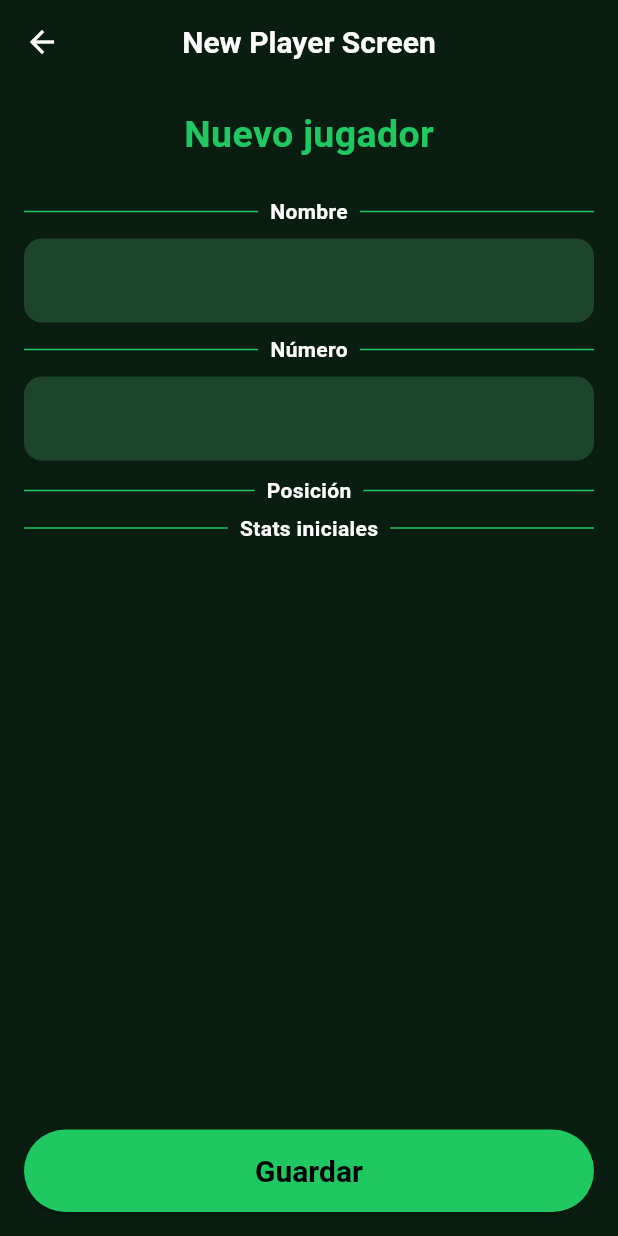
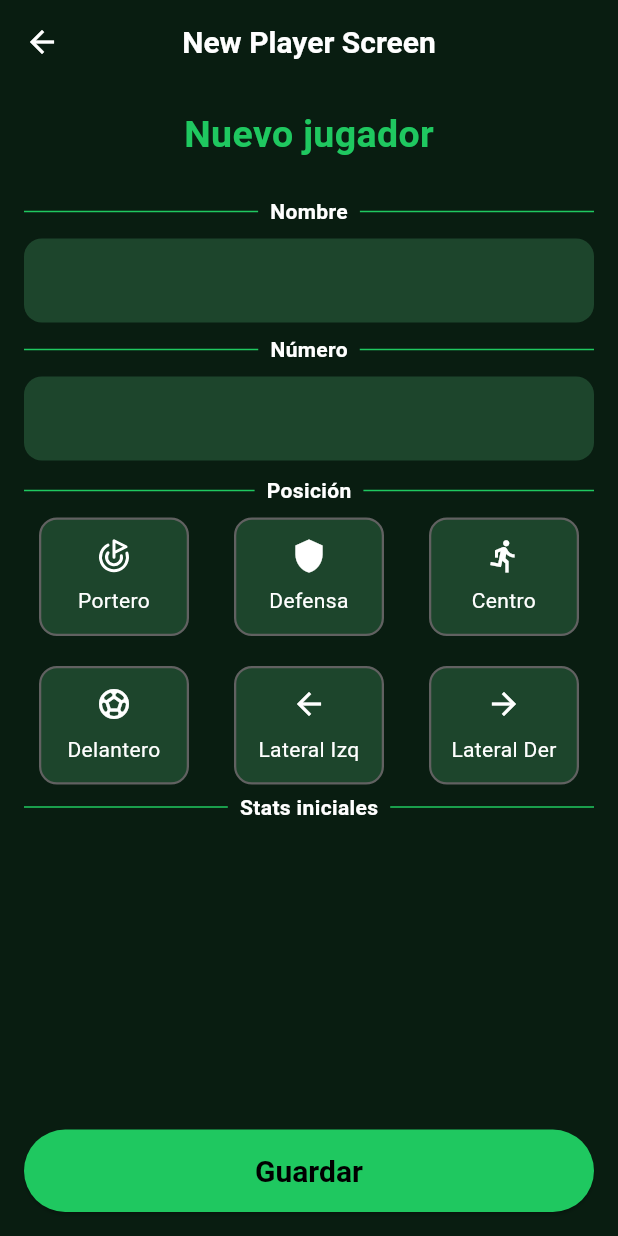
Before and after one commit to FranGonzalez7/football-project, a Flutter app: the PlayerScreen screen opened by its route, after a tap on the "add" icon, on a phone screen of 412 x 824 dp. Run offline on Flutter 3.47's test engine with Material 3 defaults, Android fonts, the phone set to English and light mode, and no system bars; our stand-ins replace cloud_firestore, firebase_auth, firebase_core, lucide_icons; accounts and stored records are empty.

Commit message:
avance de selección de posiciones asegurado, a expensas de cambiar formato

```diff
--- /dev/null
+++ b/lib/models/position_type.dart
@@ -0,0 +1,23 @@
+
+import 'package:flutter/material.dart';
+import 'package:lucide_icons/lucide_icons.dart';
+
+enum PositionType { portero, defensa, centrocampista, delantero, lateralIzq, lateralDer }
+
+const positionLabels = {
+  PositionType.portero: 'Portero',
+  PositionType.defensa: 'Defensa',
+  PositionType.centrocampista: 'Centro',
+  PositionType.delantero: 'Delantero',
+  PositionType.lateralIzq: 'Lateral Izq',
+  PositionType.lateralDer: 'Lateral Der',
+};
+
+const positionIcons = {
+  PositionType.portero: LucideIcons.goal,
+  PositionType.defensa: Icons.shield,
+  PositionType.centrocampista: Icons.directions_run,
+  PositionType.delantero: Icons.sports_soccer,
+  PositionType.lateralIzq: Icons.arrow_back,
+  PositionType.lateralDer: Icons.arrow_forward,
+};
--- a/lib/screens/new_player/new_player_screen.dart
+++ b/lib/screens/new_player/new_player_screen.dart
@@ -1,5 +1,7 @@
 import 'package:flutter/material.dart';
 import 'package:football_picker/models/player_model.dart';
+import 'package:football_picker/models/position_type.dart';
+import 'package:football_picker/screens/new_player/widgets/position_selector.dart';
 import 'package:football_picker/services/player_services.dart';
 import 'package:football_picker/theme/app_colors.dart';
 import 'package:football_picker/widgets/custom_divider.dart';
@@ -20,16 +22,33 @@ class _NewPlayerScreenState extends State<NewPlayerScreen> {
   final _formKey = GlobalKey<FormState>();
 
   String _name = '';
-  String _position = '';
+
   String _number = '';
+
+  final List<PositionType> _selectedPositions = [];
+
+  void _togglePosition(PositionType position) {
+    setState(() {
+      _selectedPositions.contains(position)
+          ? _selectedPositions.remove(position)
+          : _selectedPositions.add(position);
+    });
+  }
 
   void _savePlayer() async {
     if (!_formKey.currentState!.validate()) return;
 
+    if (_selectedPositions.isEmpty) {
+      ScaffoldMessenger.of(context).showSnackBar(
+        const SnackBar(content: Text('Selecciona al menos una posición')),
+      );
+      return;
+    }
+
     final player = Player(
       id: '',
       name: _name,
-      position: _position,
+      position: _selectedPositions.map((p) => positionLabels[p]).join(', '),
       number: int.parse(_number),
       points: 100,
       createdBy: '',
@@ -84,15 +103,14 @@ class _NewPlayerScreenState extends State<NewPlayerScreen> {
 
               SizedBox(height: 10),
               CustomDivider(title: 'Posición'),
+              const SizedBox(height: 8),
+              PositionSelector(
+                selectedPositions: _selectedPositions,
+                onToggle: _togglePosition,
+              ),
+
               SizedBox(height: 5),
               CustomDivider(title: 'Stats iniciales'),
-
-              // TextFormField(
-              //   style: TextStyle(color: Colors.white),
-              //   decoration: const InputDecoration(labelText: 'Posición' ),
-              //   onChanged: (value) => _position = value,
-              //   validator: (value) => value == null || value.isEmpty ? 'Obligatorio' : null,
-              // ),
 
               const SizedBox(height: 20),
 
--- /dev/null
+++ b/lib/screens/new_player/widgets/position_icons.dart
@@ -0,0 +1,17 @@
+import 'package:flutter/material.dart';
+import 'package:lucide_icons/lucide_icons.dart'; // o usa Icons si prefieres
+
+IconData getPositionIcon(String position) {
+  switch (position.toLowerCase().trim()) {
+    case 'portero':
+      return LucideIcons.goal;
+    case 'defensa':
+      return Icons.shield;
+    case 'centrocampista':
+      return Icons.compare_arrows;
+    case 'delantero':
+      return Icons.sports;
+    default:
+      return Icons.help_outline;
+  }
+}
--- /dev/null
+++ b/lib/screens/new_player/widgets/position_selector.dart
@@ -0,0 +1,55 @@
+// widgets/position_selector.dart
+import 'package:flutter/material.dart';
+import 'package:football_picker/models/position_type.dart';
+import 'package:football_picker/theme/app_colors.dart';
+
+class PositionSelector extends StatelessWidget {
+  final List<PositionType> selectedPositions;
+  final Function(PositionType) onToggle;
+
+  const PositionSelector({
+    super.key,
+    required this.selectedPositions,
+    required this.onToggle,
+  });
+
+
+  // ❓PTE centrar casillas en cuadrícula
+  @override
+  Widget build(BuildContext context) {
+    return Wrap(  //
+      spacing: 30,
+      runSpacing: 20,
+      children: PositionType.values.map((position) {
+        final selected = selectedPositions.contains(position);
+        return GestureDetector(
+          onTap: () => onToggle(position),
+          child: Container(
+            width: 100,
+            padding: const EdgeInsets.all(12),
+            decoration: BoxDecoration(
+              color: selected ? AppColors.accentButton : AppColors.textField,
+              borderRadius: BorderRadius.circular(12),
+              border: Border.all(
+                color: selected ? Colors.white : Colors.grey.shade700,
+                width: 1.5,
+              ),
+            ),
+            child: Column(
+              mainAxisSize: MainAxisSize.min,
+              children: [
+                Icon(positionIcons[position], color: Colors.white),
+                const SizedBox(height: 8),
+                Text(
+                  positionLabels[position]!,
+                  style: const TextStyle(color: Colors.white),
+                  textAlign: TextAlign.center,
+                ),
+              ],
+            ),
+          ),
+        );
+      }).toList(),
+    );
+  }
+}
--- a/pubspec.yaml
+++ b/pubspec.yaml
@@ -12,6 +12,7 @@ dependencies:
   firebase_core: ^3.13.1
   flutter:
     sdk: flutter
+  lucide_icons: ^0.257.0
   provider: ^6.1.5
 
 dev_dependencies:
```
Also changed, not shown: lib/screens/players/widgets/player_tile.dart (+55 -17 lines), pubspec.lock.
